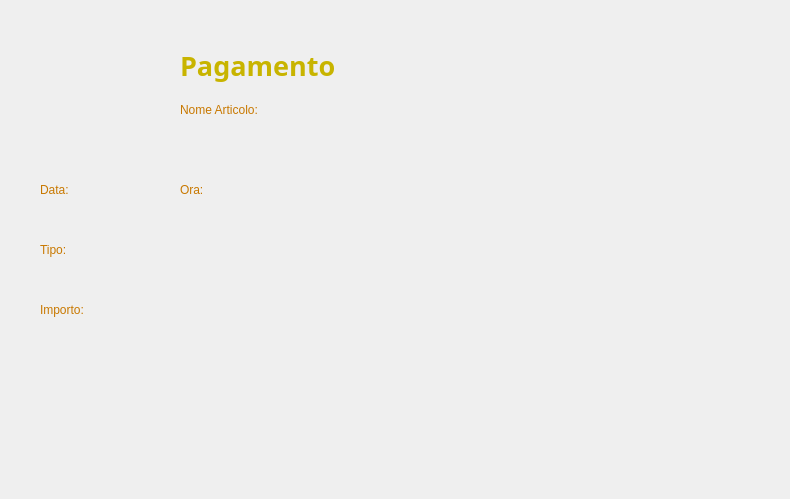
Above: Viste/VistaVisualizzaPagamentoCliente.ui from GiacomoPrincipi/CineMax before the change. Below: the same form after it.
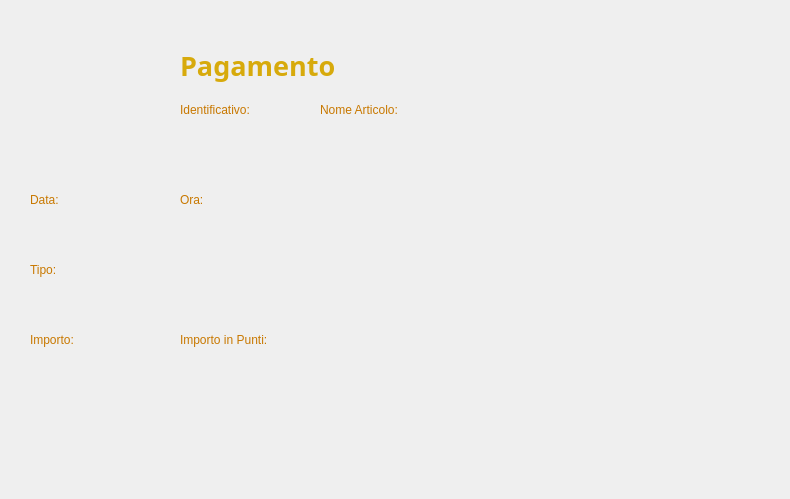
That is the form after the change. Icons and pictures are not drawn. Custom widgets are drawn as their Qt base class.

Diff of the .ui file:
```diff
--- a/Viste/VistaVisualizzaPagamentoCliente.ui
+++ b/Viste/VistaVisualizzaPagamentoCliente.ui
@@ -44,10 +44,10 @@
   <widget class="QLabel" name="labelIconaRicevuta">
    <property name="geometry">
     <rect>
-     <x>20</x>
-     <y>20</y>
-     <width>151</width>
-     <height>151</height>
+     <x>10</x>
+     <y>10</y>
+     <width>171</width>
+     <height>171</height>
     </rect>
    </property>
    <property name="text">
@@ -65,7 +65,7 @@
     <rect>
      <x>180</x>
      <y>30</y>
-     <width>291</width>
+     <width>211</width>
      <height>71</height>
     </rect>
    </property>
@@ -78,7 +78,7 @@
    </property>
    <property name="styleSheet">
     <string notr="true">QLabel {
-    color: #C8B400;
+    color: #D7AA0C;
 }</string>
    </property>
    <property name="text">
@@ -110,7 +110,7 @@
   <widget class="QLabel" name="labelNome">
    <property name="geometry">
     <rect>
-     <x>180</x>
+     <x>320</x>
      <y>100</y>
      <width>141</width>
      <height>20</height>
@@ -131,8 +131,8 @@
   <widget class="QLabel" name="labelData">
    <property name="geometry">
     <rect>
-     <x>40</x>
-     <y>180</y>
+     <x>30</x>
+     <y>190</y>
      <width>81</width>
      <height>20</height>
     </rect>
@@ -152,9 +152,9 @@
   <widget class="QLabel" name="labelDataPagamento">
    <property name="geometry">
     <rect>
-     <x>40</x>
-     <y>200</y>
-     <width>91</width>
+     <x>30</x>
+     <y>220</y>
+     <width>101</width>
      <height>20</height>
     </rect>
    </property>
@@ -170,8 +170,8 @@
   <widget class="QLabel" name="labelTipo">
    <property name="geometry">
     <rect>
-     <x>40</x>
-     <y>240</y>
+     <x>30</x>
+     <y>260</y>
      <width>81</width>
      <height>20</height>
     </rect>
@@ -191,8 +191,8 @@
   <widget class="QLabel" name="labelTipoPagamento">
    <property name="geometry">
     <rect>
-     <x>40</x>
-     <y>260</y>
+     <x>30</x>
+     <y>290</y>
      <width>111</width>
      <height>20</height>
     </rect>
@@ -209,8 +209,8 @@
   <widget class="QLabel" name="labelImporto">
    <property name="geometry">
     <rect>
-     <x>40</x>
-     <y>300</y>
+     <x>30</x>
+     <y>330</y>
      <width>81</width>
      <height>20</height>
     </rect>
@@ -230,8 +230,8 @@
   <widget class="QLabel" name="labelImportoPagamento">
    <property name="geometry">
     <rect>
-     <x>40</x>
-     <y>320</y>
+     <x>30</x>
+     <y>360</y>
      <width>91</width>
      <height>20</height>
     </rect>
@@ -249,7 +249,7 @@
    <property name="geometry">
     <rect>
      <x>180</x>
-     <y>180</y>
+     <y>190</y>
      <width>81</width>
      <height>20</height>
     </rect>
@@ -270,8 +270,8 @@
    <property name="geometry">
     <rect>
      <x>180</x>
-     <y>200</y>
-     <width>51</width>
+     <y>220</y>
+     <width>111</width>
      <height>20</height>
     </rect>
    </property>
@@ -306,9 +306,87 @@
   <widget class="QLabel" name="labelNomePagamento">
    <property name="geometry">
     <rect>
+     <x>320</x>
+     <y>130</y>
+     <width>181</width>
+     <height>20</height>
+    </rect>
+   </property>
+   <property name="styleSheet">
+    <string notr="true">QLabel {
+    color: #965A00;
+}</string>
+   </property>
+   <property name="text">
+    <string/>
+   </property>
+  </widget>
+  <widget class="QLabel" name="labelImportoPunti">
+   <property name="geometry">
+    <rect>
      <x>180</x>
-     <y>120</y>
-     <width>231</width>
+     <y>330</y>
+     <width>131</width>
+     <height>20</height>
+    </rect>
+   </property>
+   <property name="styleSheet">
+    <string notr="true">QLabel {
+    color: #C87800;
+}</string>
+   </property>
+   <property name="text">
+    <string>Importo in Punti:</string>
+   </property>
+   <property name="alignment">
+    <set>Qt::AlignmentFlag::AlignLeading|Qt::AlignmentFlag::AlignLeft|Qt::AlignmentFlag::AlignVCenter</set>
+   </property>
+  </widget>
+  <widget class="QLabel" name="labelImportoPuntiPagamento">
+   <property name="geometry">
+    <rect>
+     <x>180</x>
+     <y>360</y>
+     <width>131</width>
+     <height>20</height>
+    </rect>
+   </property>
+   <property name="styleSheet">
+    <string notr="true">QLabel {
+    color: #965A00;
+}</string>
+   </property>
+   <property name="text">
+    <string/>
+   </property>
+  </widget>
+  <widget class="QLabel" name="labelId">
+   <property name="geometry">
+    <rect>
+     <x>180</x>
+     <y>100</y>
+     <width>101</width>
+     <height>20</height>
+    </rect>
+   </property>
+   <property name="styleSheet">
+    <string notr="true">QLabel {
+    color: #C87800;
+}</string>
+   </property>
+   <property name="text">
+    <string>Identificativo:</string>
+   </property>
+   <property name="alignment">
+    <set>Qt::AlignmentFlag::AlignLeading|Qt::AlignmentFlag::AlignLeft|Qt::AlignmentFlag::AlignVCenter</set>
+   </property>
+  </widget>
+  <widget class="QLabel" name="labelIdPagamento">
+   <property name="geometry">
+    <rect>
+     <x>180</x>
+     <y>130</y>
+     <width>121</width>
      <height>20</height>
     </rect>
    </property>
```
Left out of the diff: 4 changed lines with no effect on the pictures.
